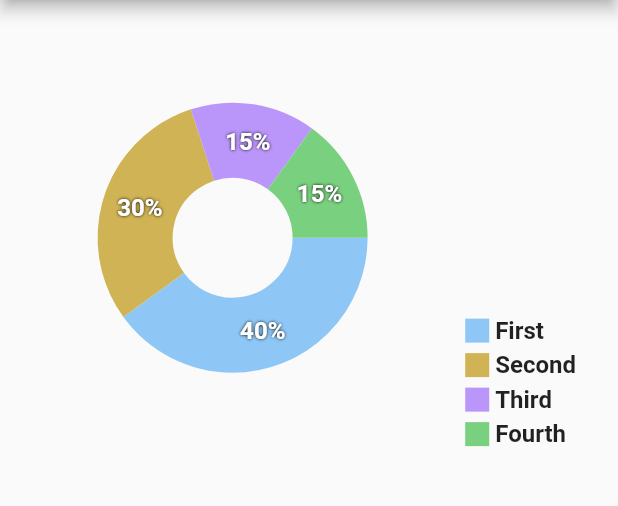
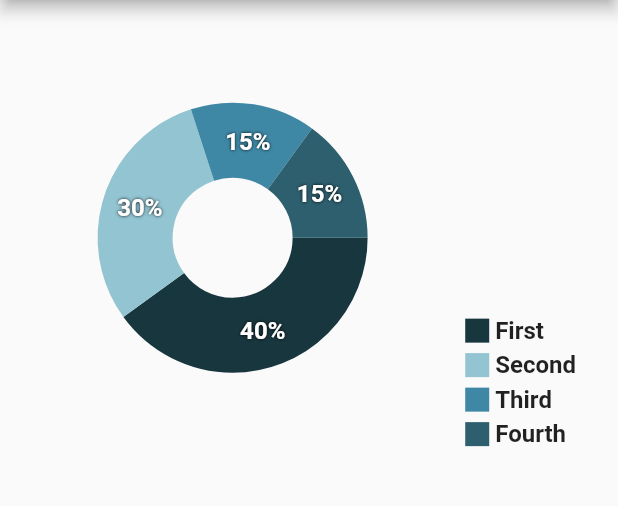
Before and after one commit to nouhelion/redesigned-invention, a Flutter app: the ChartPage screen opened directly, on a phone screen of 412 x 824 dp, the part 84-590 px from its top. Run offline on Flutter 3.47's test engine with Material 2 defaults, Android fonts, the light colour scheme and no system bars; drawn by our look-alikes of fl_chart; our stand-ins replace cloud_firestore, firebase_auth, firebase_core; accounts and stored records are empty.

Commit message:
changeColor

```diff
--- a/cotisation/lib/constants/app_colors.dart
+++ b/cotisation/lib/constants/app_colors.dart
@@ -14,11 +14,13 @@ class AppColors {
 
   static const Color contentColorBlack = Colors.black;
   static const Color contentColorWhite = Colors.white;
-  static const Color contentColorBlue = Color.fromARGB(255, 142, 199, 246);
-  static const Color contentColorYellow = Color.fromARGB(255, 208, 179, 84);
+
+  static const Color contentColorBlue = Color(0Xff18363e);
+  static const Color contentColorYellow = Color(0Xff93c4d1);
+  static const Color contentColorGreen = Color(0Xff2d5f6e);
+  static const Color contentColorPurple = Color(0Xff3e88a5);
+
   static const Color contentColorOrange = Color.fromARGB(255, 233, 136, 107);
-  static const Color contentColorGreen = Color.fromARGB(255, 121, 209, 127);
-  static const Color contentColorPurple = Color.fromARGB(255, 186, 150, 250);
   static const Color contentColorPink = Color.fromARGB(255, 200, 128, 195);
   static const Color contentColorRed = Color.fromARGB(255, 213, 101, 142);
   static const Color contentColorCyan = Color.fromARGB(255, 135, 195, 205);
--- a/cotisation/lib/widgets/modify.dart
+++ /dev/null
@@ -1,19 +0,0 @@
-// ignore_for_file: unused_element, prefer_const_constructors
-
-import 'package:cloud_firestore/cloud_firestore.dart';
-import 'package:firebase_auth/firebase_auth.dart';
-import 'package:flutter/material.dart';
-
-final FirebaseAuth _auth = FirebaseAuth.instance;
-User user = _auth.currentUser!;
-
-// Get the user's unique identifier
-String uid = user.uid;
-CollectionReference _collectionRef =
-    FirebaseFirestore.instance.collection("Voyages");
-
-Widget modifyData(String voyage) {
-  return Scaffold(
-
-  );
-}
```
